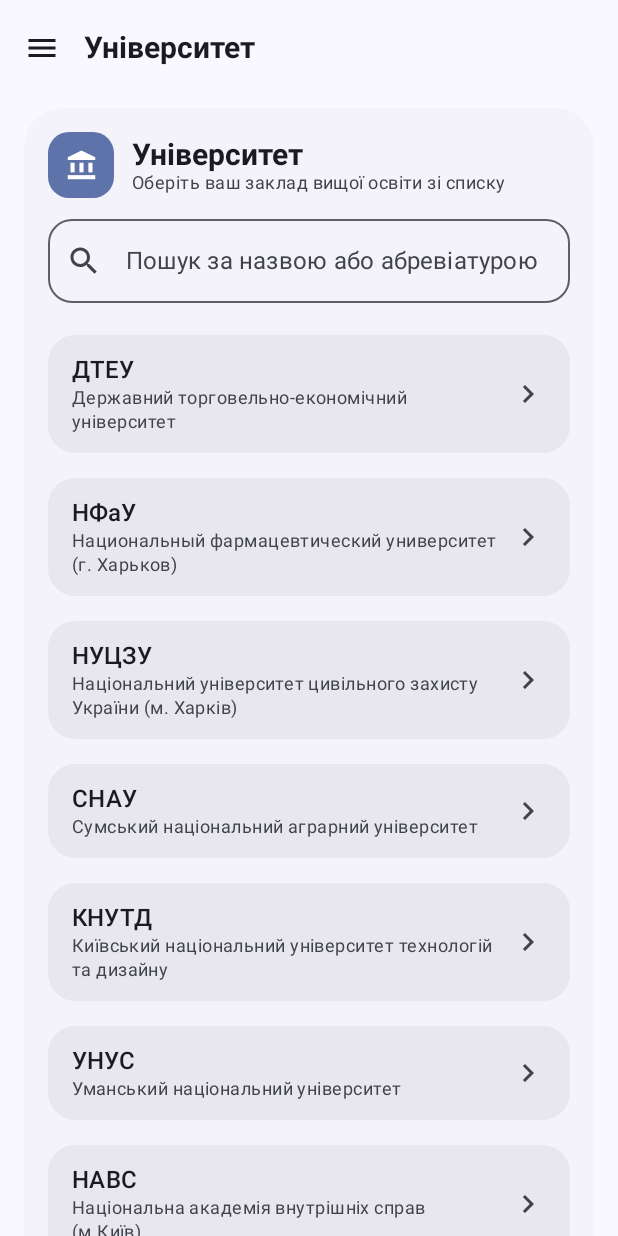
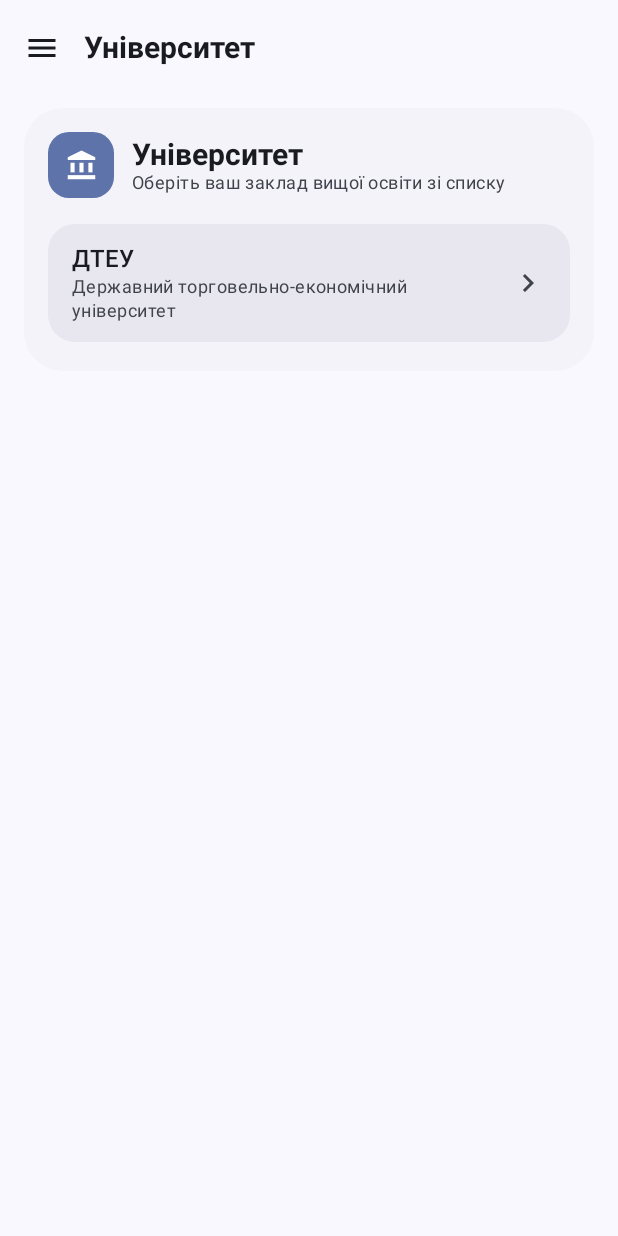
Before and after one commit to ArtyrioLabs/RozkladPlus, an Android app built with Jetpack Compose: the composable PublicScheduleScreen shown on its own in the app's theme, on a phone screen of 412 x 824 dp. Run offline under Robolectric (Android 15) with nearby library versions, the phone set to English and light mode, and no system bars; our stand-ins replace Dagger/Hilt's generated code, Material 3 Expressive styles (plain Material 3 is drawn); libraries missing offline, so code that uses them is left out: androidx.glance, androidx.glance.appwidget.

Commit message:
chore: polish onboarding university selection

```diff
--- a/app/src/main/java/com/mkr/schedule/data/model/University.kt
+++ b/app/src/main/java/com/mkr/schedule/data/model/University.kt
@@ -19,7 +19,8 @@ data class University(
                 shortName = "ДТЕУ",
                 baseUrl = "https://mia.mobil.knute.edu.ua",
                 portalUrl = "https://mia1.knute.edu.ua/"
-            ),
+            )
+            /* Temporarily disabled — re-enable gradually as each university is verified:
             University("13", "Национальный фармацевтический университет (г. Харьков)", "НФаУ", "http://smsapi.nuph.edu.ua", "https://portal.nuph.edu.ua", false, 0, "Проблемы с электроэнергией, то есть то нет.\nЕсли нет подключения, напишите на почту support@mkr.org.ua и укажите ВУЗ. Возможно в университете остановлена служба на сервере."),
             University("17", "Національний університет цивільного захисту України (м. Харків)", "НУЦЗУ", "http://mrozklad.nuczu.edu.ua", "http://rozklad.nuczu.edu.ua", true, 0, "Университет отключен от приложения в связи с переходом на другую программу"),
             University("14", "Сумський нацiональний аграрний унiверситет", "СНАУ", "https://web.portal.snau.edu.ua", "http://portal.snau.edu.ua"),
@@ -59,6 +60,7 @@ data class University(
             University("67", "Національний університет «Запорізька політехніка»", "Запорізька політехніка", "https://api.zp.edu.ua", "https://portal.zp.edu.ua"),
             University("68", "Національна академія Служби Безпеки України", "НАСБУ", "https://api.asu.nasbu.edu.ua", "https://www.nasbu.edu.ua", true),
             University("74", "Фаховий коледж \"Альма-матер (ЦДУ ім. В. Винниченка)", "Коледж Альма-матер", "http://portal.cusu.edu.ua/api", "http://portal.cusu.edu.ua", false, 1)
+            */
         )
     }
 
--- a/app/src/main/java/com/mkr/schedule/ui/screens/PublicScheduleScreen.kt
+++ b/app/src/main/java/com/mkr/schedule/ui/screens/PublicScheduleScreen.kt
@@ -548,6 +548,7 @@ fun PublicScheduleScreen(
                                     subtitle = "Оберіть ваш заклад вищої освіти зі списку",
                                     icon = Icons.Default.AccountBalance
                                 ) {
+                                    if (uiState.universities.size > 1) {
                                         OutlinedTextField(
                                             value = universitySearchQuery,
                                             onValueChange = { universitySearchQuery = it },
@@ -571,6 +572,7 @@ fun PublicScheduleScreen(
                                             placeholder = { Text("Пошук за назвою або абревіатурою") },
                                             shape = RoundedCornerShape(16.dp)
                                         )
+                                    }
 
                                     val filteredUniversities = if (universitySearchQuery.isBlank()) {
                                         uiState.universities
```
Lines whose indentation alone changed are shown as unchanged.
